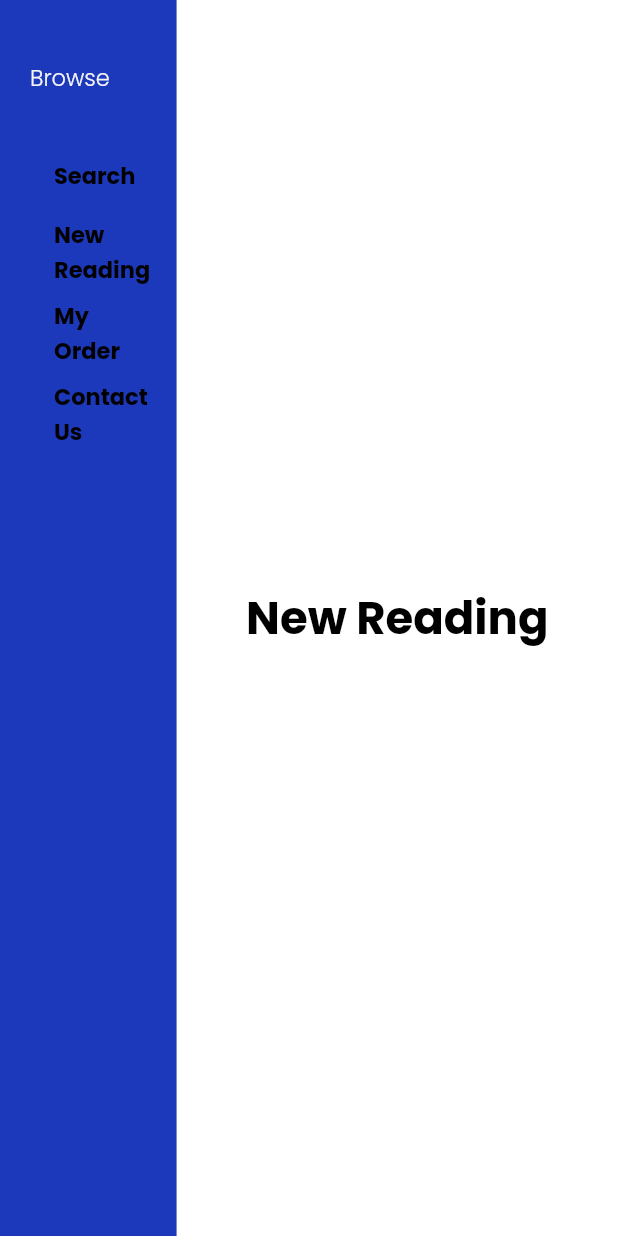
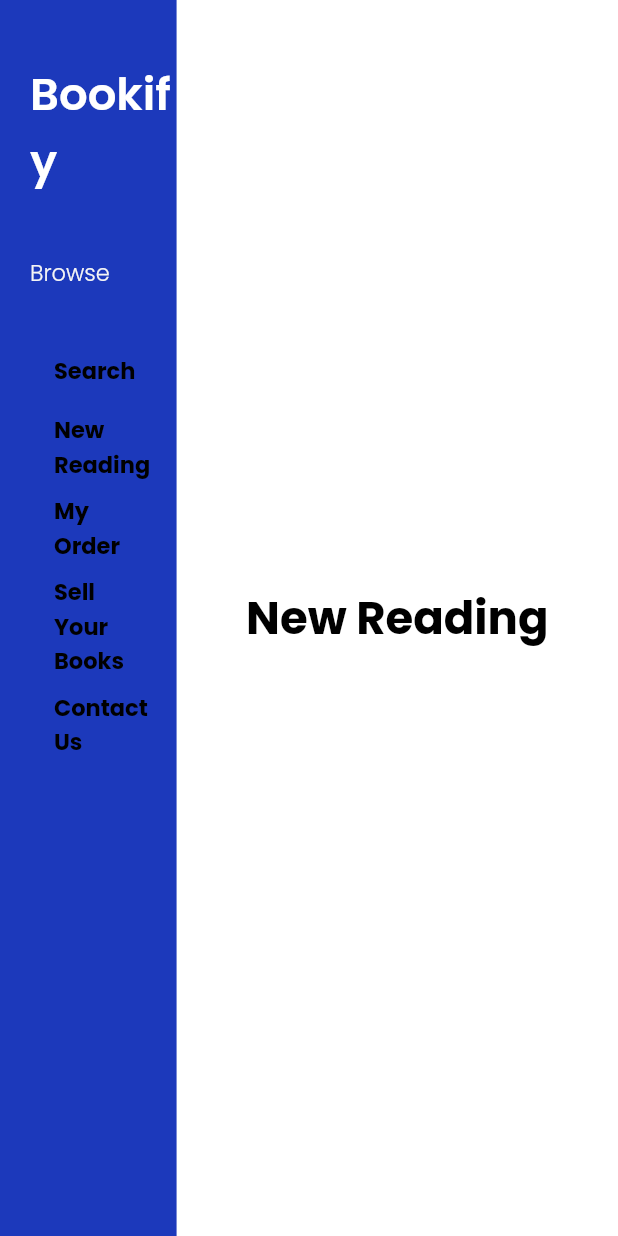
Before and after one commit to Himanshusalagre/MLH_HTM_Hackathon_2021, a Flutter app: the HomePage screen opened directly, after a tap on "New Reading", on a phone screen of 412 x 824 dp. Run offline on Flutter 3.47's test engine with Material 2 defaults, Android fonts, the phone set to English and light mode, and no system bars; our stand-ins replace google_fonts, page_transition.

Commit message:
Fronend Third Commit

```diff
--- /dev/null
+++ b/bookhouse/lib/Screens/Components/sell_books.dart
@@ -0,0 +1,412 @@
+
+import 'package:bookify/Common/app_color.dart';
+import 'package:bookify/Widgets/build_text_field.dart';
+import 'package:flutter/cupertino.dart';
+import 'package:flutter/material.dart';
+
+class SellBooks extends StatefulWidget {
+  const SellBooks({Key? key}) : super(key: key);
+
+  @override
+  _SellBooksState createState() => _SellBooksState();
+}
+
+class _SellBooksState extends State<SellBooks> {
+  int _selected = 0;
+  List typeField = [
+    "Exchange",
+    "Buy",
+  ];
+  List priceType = ["Fixed", "Negotiable"];
+  List bookCondition = ["New", 'Old'];
+  String valueChoose1 = "Exchange";
+  String valueChoose2 = "Fixed";
+  String valueChoose3 = "New";
+  @override
+  Widget build(BuildContext context) {
+    return IndexedStack(index: _selected, children: [
+      Center(child: section1()),
+      Center(child: section2()),
+      Center(child: section3()),
+      Center(child: confirmSection()),
+    ]);
+  }
+
+
+  Widget section2() {
+    return Container(
+        height: 800,
+        width: 800,
+        padding: EdgeInsets.all(20),
+        decoration: BoxDecoration(
+          color: Colors.white,
+          borderRadius: BorderRadius.circular(10),
+          boxShadow: [
+            BoxShadow(
+                offset: Offset(0, 13),
+                blurRadius: 13,
+                spreadRadius: 1,
+                color: Colors.grey.withOpacity(.6))
+          ],
+        ),
+        child: Column(
+          crossAxisAlignment: CrossAxisAlignment.start,
+          mainAxisAlignment: MainAxisAlignment.spaceBetween,
+          children: [
+            Text("Book Details", style: TextStyle(fontSize: 20, fontWeight: FontWeight.w600),),
+            SizedBox(
+              height: 20,
+            ),
+            Row(children: [
+              Container(child: Text("Type of transfer"),width: 200,),
+              SizedBox(width: 10,),
+              Container(
+                width: 400,
+                child: DropdownButton<String>(
+                  hint: Text("Select"),
+                  value: valueChoose1,
+                  onChanged: (String? newValue) {
+                    setState(() {
+                      valueChoose1 = newValue!;
+                    });
+                  },
+                  underline: SizedBox(),
+                  icon: Icon(Icons.arrow_drop_down),
+                  dropdownColor: Colors.grey[100],
+                  items: typeField.map<DropdownMenuItem<String>>((value) {
+                    return DropdownMenuItem<String>(
+                      value: value,
+                      child: Text(value),
+                    );
+                  }).toList(),
+                ),
+              ),
+            ]),
+            Row(children: [
+              Container(child: Text("Price Type"),width: 200,),
+              SizedBox(width: 10,),
+              Container(
+                width: 400,
+                child: DropdownButton<String>(
+                  hint: Text("Select"),
+                  value: valueChoose2,
+                  onChanged: (String? newValue) {
+                    setState(() {
+                      valueChoose2 = newValue!;
+                    });
+                  },
+                  underline: SizedBox(),
+                  icon: Icon(Icons.arrow_drop_down),
+                  dropdownColor: Colors.grey[100],
+                  items: priceType.map<DropdownMenuItem<String>>((value) {
+                    return DropdownMenuItem<String>(
+                      value: value,
+                      child: Text(value),
+                    );
+                  }).toList(),
+                ),
+              ),
+            ]),
+            Row(children: [
+              Container(child: Text("Book Condition"),width: 200,),
+              SizedBox(width: 10,),
+              Container(
+                width: 400,
+                child: DropdownButton<String>(
+                  hint: Text("Select"),
+                  value: valueChoose3,
+                  onChanged: (String? newValue) {
+                    setState(() {
+                      valueChoose3 = newValue!;
+                    });
+                  },
+                  underline: SizedBox(),
+                  icon: Icon(Icons.arrow_drop_down),
+                  dropdownColor: Colors.grey[100],
+                  items: bookCondition.map<DropdownMenuItem<String>>((value) {
+                    return DropdownMenuItem<String>(
+                      value: value,
+                      child: Text(value),
+                    );
+                  }).toList(),
+                ),
+              ),
+            ]),
+            Row(children: [
+              Container(width: 200, child: Text("Add photo of Book")),
+              SizedBox(width: 10,),
+              FlatButton(onPressed: () {}, child: Text("Add Photo")),
+            ]),
+            buildTextField(title: "Publication/Author"),
+            buildTextField(title: "MRP"),
+            buildTextField(title: "Description"),
+            Align(
+              alignment: Alignment.bottomLeft,
+              child: Row(children: [
+                GestureDetector(
+                  onTap: () {
+                    _selected = 0;
+                  },
+                  child: Container(
+                    width: 90,
+                    height: 40,
+                    child: Center(
+                      child: Text(
+                        "Back",
+                        style: TextStyle(
+                            color: Colors.white,
+                            fontSize: 14,
+                            fontWeight: FontWeight.w300),
+                      ),
+                    ),
+                    decoration: BoxDecoration(
+                        boxShadow: [
+                          BoxShadow(
+                              offset: Offset(0, 13),
+                              blurRadius: 13,
+                              spreadRadius: 1,
+                              color: Colors.grey.withOpacity(.6))
+                        ],
+                        color: AppColor.blue,
+                        borderRadius: BorderRadius.circular(15)),
+                  ),
+                ),
+                Spacer(),
+                GestureDetector(
+                  onTap: () {
+                    setState(() {
+                      _selected = 2;
+                    });
+                  },
+                  child: Container(
+                    width: 90,
+                    height: 40,
+                    child: Center(
+                      child: Text(
+                        "Next",
+                        style: TextStyle(
+                            color: Colors.white,
+                            fontSize: 14,
+                            fontWeight: FontWeight.w300),
+                      ),
+                    ),
+                    decoration: BoxDecoration(
+                        boxShadow: [
+                          BoxShadow(
+                              offset: Offset(0, 13),
+                              blurRadius: 13,
+                              spreadRadius: 1,
+                              color: Colors.grey.withOpacity(.6))
+                        ],
+                        color: AppColor.blue,
+                        borderRadius: BorderRadius.circular(15)),
+                  ),
+                ),
+              ],),
+            )
+          ],
+        ));
+  }
+  Widget section3() {
+    return Container(
+        height: 800,
+        width: 800,
+        padding: EdgeInsets.all(20),
+        decoration: BoxDecoration(
+          color: Colors.white,
+          borderRadius: BorderRadius.circular(10),
+          boxShadow: [
+            BoxShadow(
+                offset: Offset(0, 13),
+                blurRadius: 13,
+                spreadRadius: 1,
+                color: Colors.grey.withOpacity(.6))
+          ],
+        ),
+        child: Column(
+          crossAxisAlignment: CrossAxisAlignment.start,
+          mainAxisAlignment: MainAxisAlignment.spaceBetween,
+          children: [
+            Text("Seller Information", style: TextStyle(fontSize: 20, fontWeight: FontWeight.w600),),
+            SizedBox(
+              height: 20,
+            ),
+            buildTextField(title: "Seller Name"),
+            buildTextField(title: "Seller Address"),
+            buildTextField(title: "Seller Mobile"),
+            buildTextField(title: "Seller Email"),
+            Align(
+              alignment: Alignment.bottomLeft,
+              child: Row(children: [
+                GestureDetector(
+                  onTap: () {
+                    _selected = 1;
+                  },
+                  child: Container(
+                    width: 90,
+                    height: 40,
+                    child: Center(
+                      child: Text(
+                        "Back",
+                        style: TextStyle(
+                            color: Colors.white,
+                            fontSize: 14,
+                            fontWeight: FontWeight.w300),
+                      ),
+                    ),
+                    decoration: BoxDecoration(
+                        boxShadow: [
+                          BoxShadow(
+                              offset: Offset(0, 13),
+                              blurRadius: 13,
+                              spreadRadius: 1,
+                              color: Colors.grey.withOpacity(.6))
+                        ],
+                        color: AppColor.blue,
+                        borderRadius: BorderRadius.circular(15)),
+                  ),
+                ),
+                Spacer(),
+                GestureDetector(
+                  onTap: () {
+                    setState(() {
+                      _selected = 3;
+                    });
+                  },
+                  child: Container(
+                    width: 90,
+                    height: 40,
+                    child: Center(
+                      child: Text(
+                        "Confirm To Sell",
+                        style: TextStyle(
+                            color: Colors.white,
+                            fontSize: 14,
+                            fontWeight: FontWeight.w300),
+                      ),
+                    ),
+                    decoration: BoxDecoration(
+                        boxShadow: [
+                          BoxShadow(
+                              offset: Offset(0, 13),
+                              blurRadius: 13,
+                              spreadRadius: 1,
+                              color: Colors.grey.withOpacity(.6))
+                        ],
+                        color: AppColor.blue,
+                        borderRadius: BorderRadius.circular(15)),
+                  ),
+                ),
+              ],),
+            )
+          ],
+        ));
+  }
+  Widget section1() {
+    return Container(
+        height: 700,
+        width: 700,
+        padding: EdgeInsets.all(20),
+        decoration: BoxDecoration(
+          color: Colors.white,
+          borderRadius: BorderRadius.circular(10),
+          boxShadow: [
+            BoxShadow(
+                offset: Offset(0, 13),
+                blurRadius: 13,
+                spreadRadius: 1,
+                color: Colors.grey.withOpacity(.6))
+          ],
+        ),
+        child: Column(
+          crossAxisAlignment: CrossAxisAlignment.start,
+          mainAxisAlignment: MainAxisAlignment.spaceBetween,
+          children: [
+            Text(
+              "Book Details",
+              style: TextStyle(fontSize: 20, fontWeight: FontWeight.w600),
+            ),
+            SizedBox(
+              height: 20,
+            ),
+            Center(
+              child: Padding(
+                padding: EdgeInsets.symmetric(horizontal: 20),
+                child: Column(
+                  children: [
+                    buildTextField(title: "Book Title"),
+                    SizedBox(
+                      height: 30,
+                    ),
+                    buildTextField(title: "Category"),
+                  ],
+                ),
+              ),
+            ),
+            Align(
+              alignment: Alignment.bottomRight,
+              child: Padding(
+                padding: EdgeInsets.only(right: 20),
+                child: GestureDetector(
+                  onTap: () {
+                    setState(() {
+                      _selected = 1;
+                    });
+                  },
+                  child: Container(
+                    width: 90,
+                    height: 40,
+                    child: Center(
+                      child: Text(
+                        "Next",
+                        style: TextStyle(
+                            color: Colors.white,
+                            fontSize: 14,
+                            fontWeight: FontWeight.w300),
+                      ),
+                    ),
+                    decoration: BoxDecoration(
+                        boxShadow: [
+                          BoxShadow(
+                              offset: Offset(0, 13),
+                              blurRadius: 13,
+                              spreadRadius: 1,
+                              color: Colors.grey.withOpacity(.6))
+                        ],
+                        color: AppColor.blue,
+                        borderRadius: BorderRadius.circular(15)),
+                  ),
+                ),
+              ),
+            ),
+          ],
+        ));
+  }
+  Widget confirmSection() {
+    return Container(
+        height: 700,
+        width: 700,
+        padding: EdgeInsets.all(20),
+        decoration: BoxDecoration(
+          color: Colors.white,
+          borderRadius: BorderRadius.circular(10),
+          boxShadow: [
+            BoxShadow(
+                offset: Offset(0, 13),
+                blurRadius: 13,
+                spreadRadius: 1,
+                color: Colors.grey.withOpacity(.6))
+          ],
+        ),
+          child: Column(
+            mainAxisAlignment: MainAxisAlignment.center,
+            crossAxisAlignment: CrossAxisAlignment.center,
+            children: [
+              Image.asset("tick.png",height: 50,),
+              SizedBox(height: 20,),
+              Text("Book posted to Boofiy",)
+            ],
+          ),
+        );
+  }
+}
--- a/bookhouse/lib/Screens/book_details.dart
+++ b/bookhouse/lib/Screens/book_details.dart
@@ -4,7 +4,9 @@ import 'package:flutter/material.dart';
 
 class BookDetails extends StatelessWidget {
   final String imageUrl;
+
   const BookDetails({Key? key, required this.imageUrl}) : super(key: key);
+
   @override
   Widget build(BuildContext context) {
     return Scaffold(
@@ -19,63 +21,25 @@ class BookDetails extends StatelessWidget {
               fontSize: 30, fontWeight: FontWeight.w600, color: Colors.white),
         ),
       ),
-      body: Center(
-        child: Container(
+      body: Container(
+        decoration:  BoxDecoration(boxShadow: [
+          BoxShadow(
+              offset: Offset(0, 13),
+              blurRadius: 10,
+              spreadRadius: 5,
+              color: Colors.grey.withOpacity(.8))
+        ], color: AppColor.primary, borderRadius: BorderRadius.circular(10)),
+        padding: EdgeInsets.all(40),
+        height: 800,
         child: Row(
-            mainAxisAlignment: MainAxisAlignment.center,
+          mainAxisAlignment: MainAxisAlignment.start,
           crossAxisAlignment: CrossAxisAlignment.center,
           children: [
-              Align(
-                alignment: Alignment.center,
-                child: Container(
-                    child: Image.asset(imageUrl,fit: BoxFit.cover,height: 300,),
-                    decoration: BoxDecoration(
-                      boxShadow: [
-                        BoxShadow(
-                            offset: Offset(0, 10),
-                            blurRadius: 13,
-                            spreadRadius: 1,
-                            color: Colors.grey.withOpacity(.6)),
-                      ],
-                    ),),
-              ),
-              SizedBox(width: 20),
             Container(
-                width: 200,
-                child: Column(
-                  children: [
-                    Container(
-                      child: Text("Title"),
-                    ),
-                    Container(
-                      child: Text(sample,maxLines: 3,),
-
-                    ),
-                    Container(
-                      child: Text("Price : 100"),
-
-                    ),
-                    Container(
-                      child: Text("Condition : New"),
-                    ),
-                  ],
-                ),
-              ),
-              Container(
-                child: Column(
-                  children:[Text("Sender Details: "),
-                    Text(sample,maxLines: 3,),
-                    Text("Location Details: "),
-                    Text(sample,maxLines: 3,),
-                    TextField(
-                      decoration: InputDecoration(
-                          contentPadding: EdgeInsets.only(left: 20),
-                          labelText: "Send a message to seller",
-                          border: OutlineInputBorder(
-                            borderRadius: BorderRadius.circular(15),
-                          )),
-                    )
-                  ]
+              child: Image.asset(
+                imageUrl,
+                fit: BoxFit.cover,
+                height: 800,
               ),
               decoration: BoxDecoration(
                 boxShadow: [
@@ -85,9 +49,73 @@ class BookDetails extends StatelessWidget {
                       spreadRadius: 1,
                       color: Colors.grey.withOpacity(.6)),
                 ],
-                ),),
+              ),
+            ),
+            SizedBox(width: 20),
+            Container(
+              width: 500,
+              child: Column(
+                crossAxisAlignment: CrossAxisAlignment.start,
+                mainAxisAlignment: MainAxisAlignment.start,
+                children: [
+                  Container(
+                    child: Text(
+                      "Mechanical Engineering",
+                      style: TextStyle(
+                          fontSize: 30, fontWeight: FontWeight.w700),
+                    ),
+                    width: 450,
+                  ),
+                  SizedBox(height: 30,),
+                  Container(
+                    width: 450,
+                    child: Text(
+                      sample,
+                      maxLines: 3,
+                    ),
+                  ),
+                  SizedBox(height: 60,),
+                  Container(
+                    child: Text("Price : 100",style: TextStyle(fontWeight: FontWeight.bold),),
+                  ),SizedBox(height: 20,),
+                  Container(
+                    child: Text("Condition : New",style: TextStyle(fontWeight: FontWeight.w600),),
+                  ),
                 ],
               ),
+            ),
+            SizedBox(width: 20,),
+            Container(
+              width: 300,
+              child: Column(
+                crossAxisAlignment: CrossAxisAlignment.start,
+                  children: [
+                Text("Sender Details: ",style: TextStyle(fontSize: 17,fontWeight: FontWeight.bold),),
+                Text(
+                  sample,
+                  maxLines: 3,
+                ),
+                SizedBox(height: 20,),
+                Text("Location Details: ",style:  TextStyle(fontSize: 17,fontWeight: FontWeight.bold),),
+                Text(
+                  sample,
+                  maxLines: 3,
+                ), SizedBox(height: 20,),
+                Container(
+                  width: 250,
+                  child: TextField(
+                    decoration: InputDecoration(
+                        contentPadding: EdgeInsets.only(left: 20),
+                        labelText: "Send a message to seller",
+                        border: OutlineInputBorder(
+                          borderRadius: BorderRadius.circular(15),
+                        )),
+                  ),
+                )
+              ]),
+
+            ),
+          ],
         ),
       ),
     );
--- a/bookhouse/lib/Screens/home_page.dart
+++ b/bookhouse/lib/Screens/home_page.dart
@@ -1,6 +1,7 @@
 import 'package:bookify/Common/app_color.dart';
 import 'package:bookify/Screens/result_dart.dart';
-import 'package:bookify/Widgets/search_page.dart';
+import 'package:bookify/Screens/Components/search_page.dart';
+import 'package:bookify/Screens/Components/sell_books.dart';
 import 'package:flutter/material.dart';
 import 'package:page_transition/page_transition.dart';
 
@@ -12,7 +13,7 @@ class HomePage extends StatefulWidget {
 }
 
 class _HomePageState extends State<HomePage> {
-  List drawerItem = ["Search", "New Reading", "My Order", "Contact Us"];
+  List drawerItem = ["Search", "New Reading", "My Order","Sell Your Books", "Contact Us"];
   int _selected = 0;
 
   @override
@@ -55,6 +56,7 @@ class _HomePageState extends State<HomePage> {
                   fontWeight: FontWeight.bold,
                   color: Colors.black),
             )),
+            SellBooks(),
             Center(
                 child: Text(
               "Contact us",
@@ -75,6 +77,16 @@ class _HomePageState extends State<HomePage> {
         width: 200,
         color: AppColor.blue,
         child: Column(crossAxisAlignment: CrossAxisAlignment.start, children: [
+          SizedBox(
+            height: 40,
+          ),
+          Text(
+            "Bookify",
+            style: TextStyle(
+                color: Colors.white,
+                fontSize: 30,
+                fontWeight: FontWeight.w600),
+          ),
           SizedBox(
             height: 40,
           ),
--- a/bookhouse/lib/Screens/login_page.dart
+++ b/bookhouse/lib/Screens/login_page.dart
@@ -73,6 +73,7 @@ Widget _rightTab({required context}) {
         ),
         TextField(
           maxLines: 1,
+          keyboardType: TextInputType.visiblePassword,
           style: TextStyle(fontSize: 14),
           decoration: InputDecoration(
               contentPadding: EdgeInsets.only(left: 20),
--- /dev/null
+++ b/bookhouse/lib/Widgets/build_dropDown.dart
@@ -0,0 +1 @@
+import 'package:flutter/cupertino.dart';
--- /dev/null
+++ b/bookhouse/lib/Widgets/build_text_field.dart
@@ -0,0 +1,24 @@
+import 'package:flutter/material.dart';
+
+Widget buildTextField({title: String}) {
+  return Container(
+    width: 800,
+    child: Row(
+      children: [
+        Container(child: Title(color: Colors.black, child: Text(title)),width: 100,),
+        SizedBox(
+          width: 10,
+        ),
+        Container(
+            width: 400,
+            child: TextField(
+              style: TextStyle(fontSize: 14),
+              decoration: InputDecoration(
+                contentPadding: EdgeInsets.only(left: 20),
+                border: OutlineInputBorder(),
+              ),
+            ))
+      ],
+    ),
+  );
+}
--- a/bookhouse/lib/main.dart
+++ b/bookhouse/lib/main.dart
@@ -1,7 +1,8 @@
+import 'package:bookify/Screens/Components/sell_books.dart';
 import 'package:bookify/Screens/home_page.dart';
 import 'package:bookify/Screens/login_page.dart';
 import 'package:bookify/Screens/result_dart.dart';
-import 'package:bookify/Widgets/search_page.dart';
+import 'package:bookify/Screens/Components/search_page.dart';
 import 'package:flutter/material.dart';
 import 'package:google_fonts/google_fonts.dart';
 
```
Also changed, not shown: bookhouse/assets/tick.png (added), bookhouse/lib/Screens/Components/search_page.dart (renamed from bookhouse/lib/Widgets/search_page.dart). Lines whose indentation alone changed are shown as unchanged.
